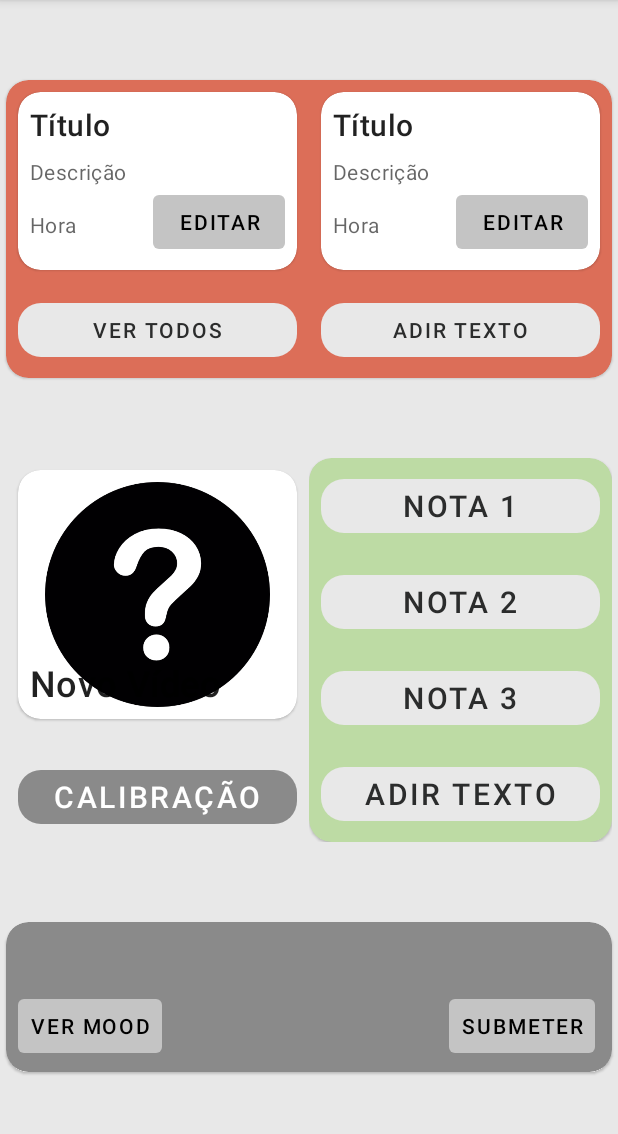
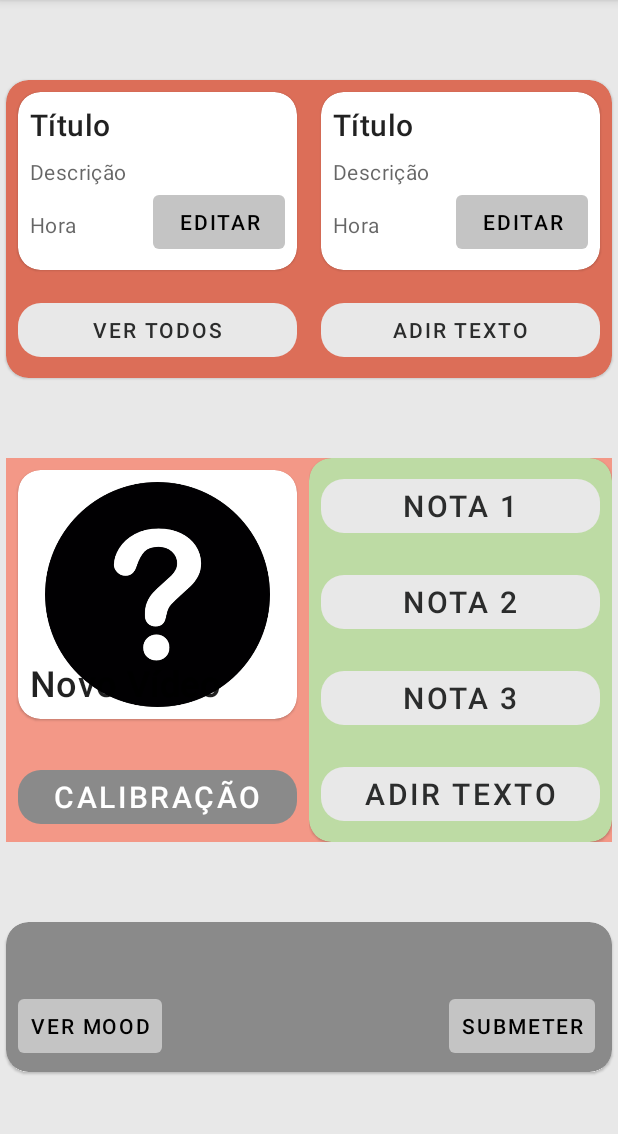
Before and after one commit to DiogoRDuarte/WalkInThePark, an Android app: the UserHomeActivity screen opened directly, with no data from a screen before it, on a phone screen of 412 x 824 dp, the part 84-1218 px from its top. Run offline under Robolectric (Android 15) with nearby library versions, the phone set to English and light mode, and no system bars; our stand-ins replace Firebase (no records; nobody signed in at launch, a user with empty details on screens opened directly).

Commit message:
Alteracao das cores

```diff
--- a/WalkInThePark/app/src/main/res/layout/activity_user_home.xml
+++ b/WalkInThePark/app/src/main/res/layout/activity_user_home.xml
@@ -210,6 +210,7 @@
         android:layout_height="wrap_content"
         android:layout_marginStart="4dp"
         android:layout_marginEnd="4dp"
+        android:background="#F39887"
         android:orientation="horizontal"
         app:layout_constraintBottom_toTopOf="@+id/humor"
         app:layout_constraintEnd_toEndOf="parent"
@@ -301,10 +302,10 @@
                         android:layout_height="wrap_content"
                         android:layout_alignParentRight="true"
                         android:layout_margin="8dp"
-                        app:backgroundTint="#E8E8E8"
                         android:text="Nota 1"
                         android:textColor="#2B2C2C"
                         android:textSize="20sp"
+                        app:backgroundTint="#E8E8E8"
                         app:contentPadding="8dp"
                         app:cornerRadius="15dp"
                         tools:layout_editor_absoluteX="8dp" />
@@ -316,10 +317,10 @@
                         android:layout_height="wrap_content"
                         android:layout_alignParentRight="true"
                         android:layout_margin="8dp"
-                        app:backgroundTint="#E8E8E8"
                         android:text="Nota 2"
                         android:textColor="#2B2C2C"
                         android:textSize="20sp"
+                        app:backgroundTint="#E8E8E8"
                         app:contentPadding="8dp"
                         app:cornerRadius="15dp"
                         tools:layout_editor_absoluteX="8dp" />
@@ -331,10 +332,10 @@
                         android:layout_height="wrap_content"
                         android:layout_alignParentRight="true"
                         android:layout_margin="8dp"
-                        app:backgroundTint="#E8E8E8"
                         android:text="Nota 3"
                         android:textColor="#2B2C2C"
                         android:textSize="20sp"
+                        app:backgroundTint="#E8E8E8"
                         app:contentPadding="8dp"
                         app:cornerRadius="15dp"
                         tools:layout_editor_absoluteX="8dp" />
@@ -345,10 +346,10 @@
                         android:layout_width="match_parent"
                         android:layout_height="wrap_content"
                         android:layout_margin="8dp"
-                        app:backgroundTint="#E8E8E8"
                         android:text="Adir texto"
                         android:textColor="#2B2C2C"
                         android:textSize="20sp"
+                        app:backgroundTint="#E8E8E8"
                         app:cornerRadius="15dp"
                         app:layout_constraintBottom_toBottomOf="parent"
                         app:layout_constraintTop_toBottomOf="@+id/notas"
```
